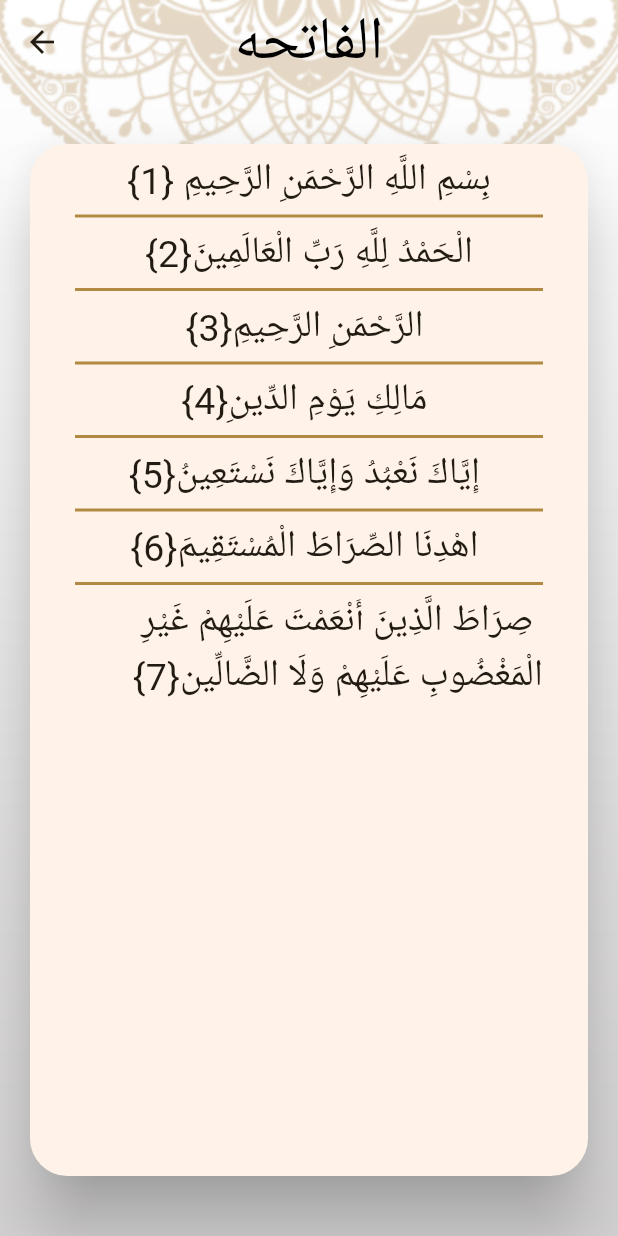
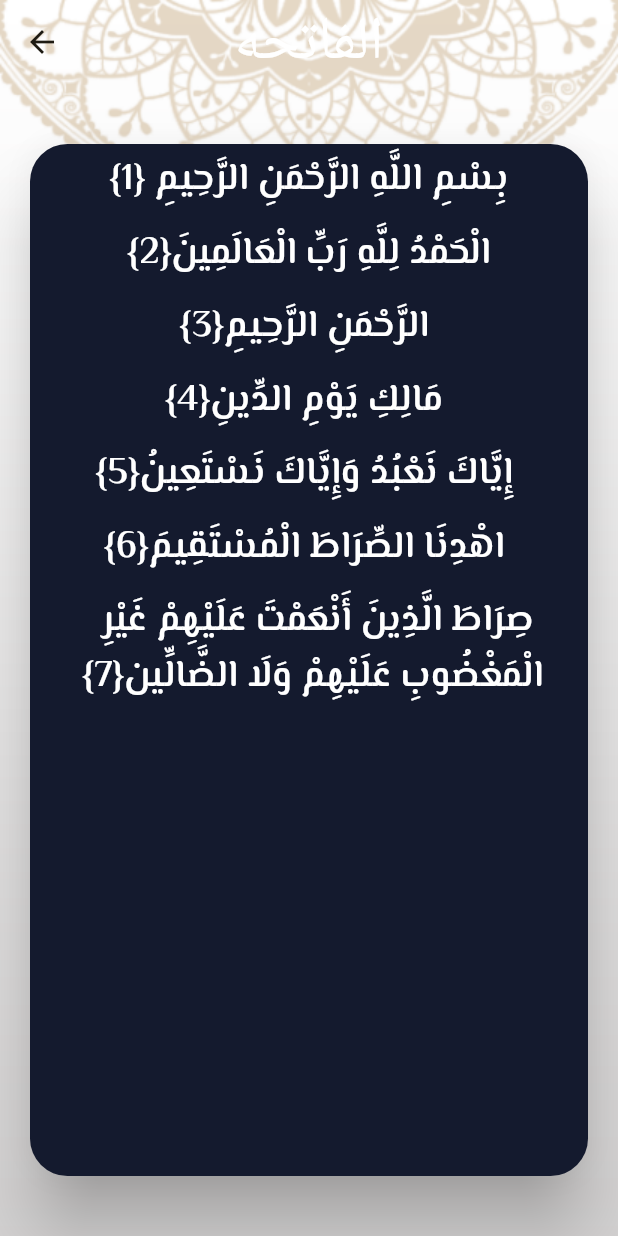
Before and after one commit to habibaabdelhamidd/islami, a Flutter app: the screen it shows after launch, after a tap on an icon or button, on a phone screen of 412 x 824 dp. Run offline on Flutter 3.47's test engine with Material 2 defaults, Android fonts, the phone set to English and light mode, and no system bars.

Commit message:
- HadithTab - hadith Details - hadith content - theme

```diff
--- a/lib/Hdeeth/content.dart
+++ b/lib/Hdeeth/content.dart
@@ -1,5 +1,5 @@
 import 'package:flutter/material.dart';
-import 'package:islami/Hdeeth/hadeeth.dart';
+import 'package:islami/Hdeeth/hadithdata.dart';
 
 class HadithContent extends StatelessWidget {
   static const String routeName = "hadithContent";
@@ -20,21 +20,16 @@ class HadithContent extends StatelessWidget {
           title: Text(args.title),
         ),
         body: Card(
-            surfaceTintColor: Colors.white,
-            elevation: 20,
-            margin: const EdgeInsets.symmetric(vertical: 40, horizontal: 20),
-            shape:
-                RoundedRectangleBorder(borderRadius: BorderRadius.circular(25)),
             child: Container(
               padding: const EdgeInsets.symmetric(horizontal: 30, vertical: 5),
               alignment: Alignment.center,
               child: SingleChildScrollView(
-                child: Text(args.content,
-                    textDirection: TextDirection.rtl,
-                    style: const TextStyle(
-                      fontSize: 20,
-                    )),
-              ),
+                child: Text(
+              args.content,
+              textDirection: TextDirection.rtl,
+              style: Theme.of(context).textTheme.titleSmall,
+            ),
+          ),
             )),
       ),
     );
--- a/lib/Hdeeth/hadeeth.dart
+++ b/lib/Hdeeth/hadeeth.dart
@@ -1,6 +1,7 @@
 import 'package:flutter/material.dart';
 import 'package:flutter/services.dart';
 import 'package:islami/Hdeeth/hadith_title.dart';
+import 'package:islami/Hdeeth/hadithdata.dart';
 
 class HadithTab extends StatefulWidget {
   const HadithTab({super.key});
@@ -22,15 +23,15 @@ class _HadithTabState extends State<HadithTab> {
             flex: 1, child: Image.asset("lib/assets/images/hadeth_logo.png")),
         Divider(
           thickness: 3,
-          color: Theme.of(context).primaryColor,
+          color: Theme.of(context).dividerColor,
         ),
-        const Text(
+        Text(
           "الاحاديث",
-          style: TextStyle(fontSize: 25, fontFamily: "ElMessiri"),
+          style: Theme.of(context).textTheme.titleMedium,
         ),
         Divider(
           thickness: 3,
-          color: Theme.of(context).primaryColor,
+          color: Theme.of(context).dividerColor,
         ),
         Expanded(
             flex: 2,
@@ -38,7 +39,9 @@ class _HadithTabState extends State<HadithTab> {
                 ? const Center(child: CircularProgressIndicator())
                 : ListView.builder(
                     itemBuilder: (context, index) {
-                      return HadithTitle(ahadeth[index]);
+                      return HadithTitle(
+                        hadithData: ahadeth[index],
+                      );
                     },
                     itemCount: ahadeth.length))
       ],
@@ -50,9 +53,9 @@ class _HadithTabState extends State<HadithTab> {
   loadhadeth() async {
     String fileContent =
         await rootBundle.loadString('lib/assets/content/ahadeth.txt');
-    List<String> hadith = fileContent.trim().split('#');
-    for (int i = 0; i < hadith.length; i++) {
-      String singleHadith = hadith[i];
+    List<String> hadithList = fileContent.trim().split('#');
+    for (int i = 0; i < hadithList.length; i++) {
+      String singleHadith = hadithList[i];
       List<String> hadithTitle = singleHadith.trim().split('\n');
       String title = hadithTitle[0];
       hadithTitle.remove(0);
@@ -63,10 +66,3 @@ class _HadithTabState extends State<HadithTab> {
     setState(() {});
   }
 }
-
-class HadithData {
-  String title;
-  String content;
-
-  HadithData(this.title, this.content);
-}
--- a/lib/Hdeeth/hadith_title.dart
+++ b/lib/Hdeeth/hadith_title.dart
@@ -1,25 +1,22 @@
 import 'package:flutter/material.dart';
-import 'package:islami/Hdeeth/hadeeth.dart';
+import 'package:islami/Hdeeth/hadithdata.dart';
 
 class HadithTitle extends StatelessWidget {
-  final HadithData hadith;
+  final HadithData hadithData;
 
-  const HadithTitle(this.hadith, {super.key});
+  const HadithTitle({super.key, required this.hadithData});
 
   @override
   Widget build(BuildContext context) {
     return InkWell(
       onTap: () {
-        Navigator.pushNamed(context, "hadithContent", arguments: hadith);
+        Navigator.pushNamed(context, "hadithContent", arguments: hadithData);
       },
       child: Container(
           alignment: Alignment.center,
           padding: const EdgeInsets.all(7),
-          child: Text(
-            hadith.title,
-            style: const TextStyle(
-                fontSize: 25, fontWeight: FontWeight.bold, fontFamily: "Inter"),
-          )),
+          child: Text(hadithData.title,
+              style: Theme.of(context).textTheme.titleSmall)),
     );
   }
 }
--- /dev/null
+++ b/lib/Hdeeth/hadithdata.dart
@@ -0,0 +1,6 @@
+class HadithData {
+  String title;
+  String content;
+
+  HadithData(this.title, this.content);
+}
--- a/lib/Quran/chapter_content.dart
+++ b/lib/Quran/chapter_content.dart
@@ -32,12 +32,6 @@ class _ChapterContentState extends State<ChapterContent> {
           body: verses.isEmpty
               ? const Center(child: CircularProgressIndicator())
               : Card(
-                  surfaceTintColor: Colors.white,
-                  elevation: 20,
-                  margin:
-                      const EdgeInsets.symmetric(vertical: 40, horizontal: 20),
-                  shape: RoundedRectangleBorder(
-                      borderRadius: BorderRadius.circular(25)),
                   child: ListView.separated(
                     itemBuilder: (context, index) {
                       return Container(
@@ -46,9 +40,7 @@ class _ChapterContentState extends State<ChapterContent> {
                         alignment: Alignment.center,
                         child: Text("${verses[index]}{${index + 1}}",
                             textDirection: TextDirection.rtl,
-                            style: const TextStyle(
-                              fontSize: 25,
-                            )),
+                            style: Theme.of(context).textTheme.titleMedium),
                       );
                     },
                     separatorBuilder: (context, index) => Container(
--- a/lib/Quran/chapters.dart
+++ b/lib/Quran/chapters.dart
@@ -20,19 +20,19 @@ class Chapters extends StatelessWidget {
             child: Text(
               "${index + 1}",
               textAlign: TextAlign.center,
-              style: const TextStyle(fontFamily: "Inter", fontSize: 25),
+              style: Theme.of(context).textTheme.titleSmall,
             ),
           ),
           Container(
             width: 3,
             height: 50,
-            color: Theme.of(context).primaryColor,
+            color: Theme.of(context).dividerColor,
           ),
           Expanded(
             child: Text(
               title,
               textAlign: TextAlign.center,
-              style: const TextStyle(fontSize: 25, fontFamily: "Inter"),
+              style: Theme.of(context).textTheme.titleSmall,
             ),
           ),
         ],
--- a/lib/Quran/quran_tab.dart
+++ b/lib/Quran/quran_tab.dart
@@ -130,40 +130,34 @@ class QuranTab extends StatelessWidget {
             flex: 1,
             child: Image.asset("lib/assets/images/qur2an_screen_logo.png")),
         Divider(
-          color: Theme.of(context).primaryColor,
+          color: Theme.of(context).dividerColor,
           thickness: 3,
           height: 2,
         ),
         Row(
           mainAxisAlignment: MainAxisAlignment.spaceEvenly,
           children: [
-            const Expanded(
+            Expanded(
               child: Text(
                 "رقم السورة",
                 textAlign: TextAlign.center,
-                style: TextStyle(
-                    fontFamily: "ElMessiri",
-                    fontWeight: FontWeight.bold,
-                    fontSize: 25),
+                style: Theme.of(context).textTheme.titleMedium,
               ),
             ),
             Container(
               width: 3,
               height: 50,
-              color: Theme.of(context).primaryColor,
+              color: Theme.of(context).dividerColor,
             ),
-            const Expanded(
+            Expanded(
               child: Text("اسم السورة",
                   textAlign: TextAlign.center,
-                  style: TextStyle(
-                      fontFamily: "ElMessiri",
-                      fontWeight: FontWeight.bold,
-                      fontSize: 25)),
+                  style: Theme.of(context).textTheme.titleMedium),
             )
           ],
         ),
         Divider(
-          color: Theme.of(context).primaryColor,
+          color: Theme.of(context).dividerColor,
           thickness: 3,
           height: 2,
         ),
@@ -176,12 +170,6 @@ class QuranTab extends StatelessWidget {
                   index: index,
                 );
               },
-              // separatorBuilder: (context, index) => Container(
-              //       color: Theme.of(context).primaryColor,
-              //       width: double.infinity,
-              //       height: 2,
-              //       margin: const EdgeInsets.symmetric(horizontal: 30),
-              //     ),
               itemCount: names.length),
         )
       ],
--- a/lib/home.dart
+++ b/lib/home.dart
@@ -3,6 +3,7 @@ import 'package:islami/Hdeeth/hadeeth.dart';
 import 'package:islami/Quran/quran_tab.dart';
 import 'package:islami/radio/radio_tab.dart';
 import 'package:islami/sebha/sebha.dart';
+import 'package:islami/settings/settings.dart';
 
 class HomePage extends StatefulWidget {
   static const String routeName = 'home';
@@ -21,7 +22,7 @@ class _HomePageState extends State<HomePage> {
     return Container(
       decoration: const BoxDecoration(
         image: DecorationImage(
-            image: AssetImage("lib/assets/images/default_bg.png"),
+            image: AssetImage("lib/assets/images/dark_bg.png"),
             fit: BoxFit.fill),
       ),
       child: Scaffold(
@@ -56,6 +57,10 @@ class _HomePageState extends State<HomePage> {
                 icon: const ImageIcon(
                     AssetImage("lib/assets/images/icon_sebha.png")),
                 label: "Sebha"),
+            BottomNavigationBarItem(
+                backgroundColor: Theme.of(context).primaryColor,
+                icon: const Icon(Icons.settings),
+                label: "Settings"),
           ],
         ),
         body: tabs[selectedIndex],
@@ -68,5 +73,6 @@ class _HomePageState extends State<HomePage> {
     const HadithTab(),
     const RadioTab(),
     const Sebha(),
+    const Settings()
   ];
 }
--- a/lib/main.dart
+++ b/lib/main.dart
@@ -2,6 +2,7 @@ import 'package:flutter/material.dart';
 import 'package:islami/Hdeeth/content.dart';
 import 'package:islami/Quran/chapter_content.dart';
 import 'package:islami/home.dart';
+import 'package:islami/theme.dart';
 
 void main() {
   runApp(const MyApplication());
@@ -14,25 +15,9 @@ class MyApplication extends StatelessWidget {
   Widget build(BuildContext context) {
     return MaterialApp(
       title: 'Islami',
-      theme: ThemeData(
-        scaffoldBackgroundColor: Colors.transparent,
-        appBarTheme: const AppBarTheme(
-            centerTitle: true,
-            backgroundColor: Colors.transparent,
-            titleTextStyle: TextStyle(
-              color: Colors.black,
-              fontSize: 40,
-            )),
-        bottomNavigationBarTheme: const BottomNavigationBarThemeData(
-            selectedItemColor: Colors.black,
-            unselectedItemColor: Colors.white,
-            selectedIconTheme: IconThemeData(size: 30)),
-        colorScheme: ColorScheme.fromSeed(
-            seedColor: const Color(0xb7935f00),
-            primary: const Color(0xb7935f00),
-            onPrimary: Colors.white),
-        useMaterial3: true,
-      ),
+      theme: MyTheme.light,
+      darkTheme: MyTheme.dark,
+      themeMode: ThemeMode.dark,
       routes: {
         "home": (_) => const HomePage(),
         "content": (_) => const ChapterContent(),
--- /dev/null
+++ b/lib/theme.dart
@@ -0,0 +1,94 @@
+import 'package:flutter/material.dart';
+
+class MyTheme {
+  static Color lightPrimary = const Color(0xb7935f00);
+  static Color darkPrimary = const Color(0xff141A2E);
+  static Color lightSecondary = Colors.black;
+  static Color darkSecondary = const Color(0xfffacc1d);
+  static ThemeData light = ThemeData(
+      textTheme: const TextTheme(
+          titleMedium: TextStyle(
+              fontFamily: "ElMessiri",
+              fontWeight: FontWeight.w600,
+              fontSize: 25,
+              color: Colors.black),
+          titleSmall:
+              TextStyle(fontSize: 25, fontFamily: "Inter", color: Colors.black),
+          labelMedium:
+              TextStyle(fontSize: 25, fontFamily: "Inter", color: Colors.white),
+          bodySmall:
+              TextStyle(color: Colors.black, fontSize: 20, fontFamily: "Inter"),
+          labelSmall: TextStyle(fontSize: 20, color: Colors.black)),
+      cardTheme: CardTheme(
+        color: Colors.white,
+        surfaceTintColor: Colors.white,
+        elevation: 20,
+        margin: const EdgeInsets.symmetric(vertical: 40, horizontal: 20),
+        shape: RoundedRectangleBorder(borderRadius: BorderRadius.circular(25)),
+      ),
+      scaffoldBackgroundColor: Colors.transparent,
+      appBarTheme: const AppBarTheme(
+          centerTitle: true,
+          backgroundColor: Colors.transparent,
+          titleTextStyle: TextStyle(
+            color: Colors.black,
+            fontSize: 40,
+          )),
+      bottomNavigationBarTheme: BottomNavigationBarThemeData(
+          selectedItemColor: lightSecondary,
+          unselectedItemColor: Colors.white,
+          selectedIconTheme: const IconThemeData(size: 30)),
+      colorScheme: ColorScheme.fromSeed(
+          background: Colors.white,
+          seedColor: lightPrimary,
+          primary: lightPrimary,
+          onPrimary: Colors.white),
+      useMaterial3: true,
+      dividerColor: lightPrimary,
+      bottomSheetTheme:
+          const BottomSheetThemeData(backgroundColor: Colors.white));
+
+  static ThemeData dark = ThemeData(
+      textTheme: TextTheme(
+        titleMedium: const TextStyle(
+            fontFamily: "ElMessiri",
+            fontWeight: FontWeight.bold,
+            fontSize: 25,
+            color: Colors.white),
+        titleSmall: const TextStyle(
+            fontSize: 25, fontFamily: "Inter", color: Colors.white),
+        labelMedium: const TextStyle(
+            fontSize: 25, fontFamily: "Inter", color: Colors.black),
+        bodySmall:
+            TextStyle(color: darkSecondary, fontSize: 20, fontFamily: "Inter"),
+        labelSmall: const TextStyle(fontSize: 20, color: Colors.white),
+      ),
+      cardTheme: CardTheme(
+        color: darkPrimary,
+        surfaceTintColor: Colors.transparent,
+        elevation: 20,
+        margin: const EdgeInsets.symmetric(vertical: 40, horizontal: 20),
+        shape: RoundedRectangleBorder(borderRadius: BorderRadius.circular(25)),
+      ),
+      scaffoldBackgroundColor: Colors.transparent,
+      appBarTheme: const AppBarTheme(
+          centerTitle: true,
+          backgroundColor: Colors.transparent,
+          titleTextStyle: TextStyle(
+            color: Colors.white,
+            fontSize: 40,
+          )),
+      bottomNavigationBarTheme: BottomNavigationBarThemeData(
+          selectedItemColor: darkSecondary,
+          unselectedItemColor: Colors.white,
+          selectedIconTheme: const IconThemeData(size: 40)),
+      colorScheme: ColorScheme.fromSeed(
+        background: darkPrimary,
+        seedColor: darkSecondary,
+        primary: darkPrimary,
+        onPrimary: Colors.white,
+      ),
+      useMaterial3: true,
+      dividerColor: darkSecondary,
+      bottomSheetTheme: BottomSheetThemeData(backgroundColor: darkPrimary));
+}
```
